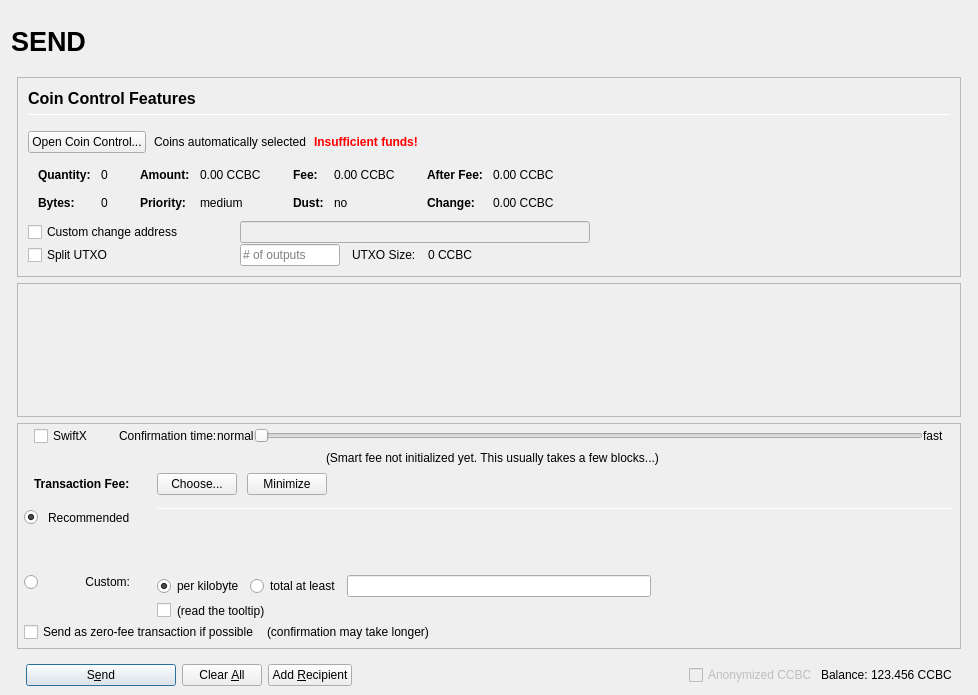
Above: src/qt/forms/sendcoinsdialog.ui from CryptoCashBack-Hub/smrtc before the change. Below: the same form after it.
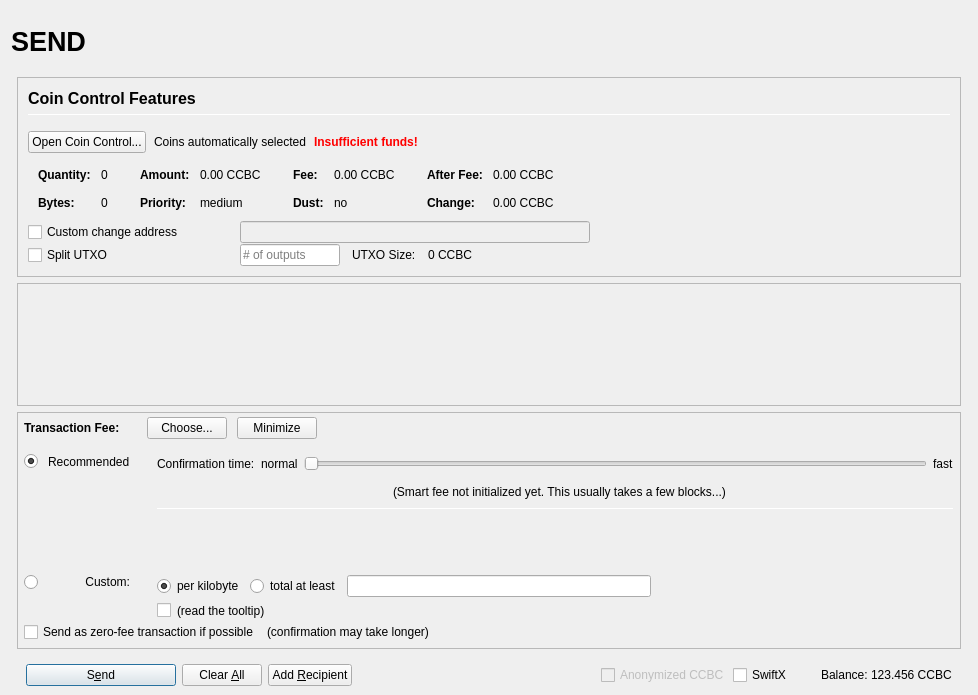
That is the form after the change. Icons and pictures are not drawn. Custom widgets are drawn as their Qt base class.

Diff of the .ui file:
```diff
--- a/src/qt/forms/sendcoinsdialog.ui
+++ b/src/qt/forms/sendcoinsdialog.ui
@@ -898,7 +898,7 @@
              <x>0</x>
              <y>0</y>
              <width>944</width>
-             <height>69</height>
+             <height>68</height>
             </rect>
            </property>
            <layout class="QVBoxLayout" name="verticalLayout_2" stretch="0,1">
@@ -975,7 +975,7 @@
             <number>0</number>
            </property>
            <item>
-            <layout class="QVBoxLayout" name="verticalLayoutFee2" stretch="0,0,0,0">
+            <layout class="QVBoxLayout" name="verticalLayoutFee2" stretch="0,0,0">
              <property name="spacing">
               <number>0</number>
              </property>
@@ -988,179 +988,8 @@
              <property name="rightMargin">
               <number>6</number>
              </property>
-             <item>
-              <layout class="QVBoxLayout" name="verticalLayout_feeConf">
-               <property name="spacing">
-                <number>0</number>
-               </property>
-               <property name="leftMargin">
-                <number>10</number>
-               </property>
-               <property name="rightMargin">
-                <number>10</number>
-               </property>
-               <property name="bottomMargin">
-                <number>5</number>
-               </property>
-               <item>
-                <layout class="QHBoxLayout" name="horizontalLayoutFee9">
-                 <item>
-                  <widget class="QCheckBox" name="checkSwiftTX">
-                   <property name="enabled">
-                    <bool>true</bool>
-                   </property>
-                   <property name="minimumSize">
-                    <size>
-                     <width>85</width>
-                     <height>0</height>
-                    </size>
-                   </property>
-                   <property name="toolTip">
-                    <string>SwiftX technology allows for near instant transactions - A flat fee of 0.01 CCBC applies</string>
-                   </property>
-                   <property name="text">
-                    <string>SwiftX</string>
-                   </property>
-                  </widget>
-                 </item>
-                 <item>
-                  <widget class="QLabel" name="labelSmartFee3">
-                   <property name="text">
-                    <string>Confirmation time:</string>
-                   </property>
-                   <property name="margin">
-                    <number>2</number>
-                   </property>
-                  </widget>
-                 </item>
-                 <item>
-                  <widget class="QLabel" name="labelSmartFeeNormal">
-                   <property name="text">
-                    <string>normal</string>
-                   </property>
-                   <property name="margin">
-                    <number>8</number>
-                   </property>
-                  </widget>
-                 </item>
-                 <item>
-                  <widget class="QSlider" name="sliderSmartFee">
-                   <property name="minimumSize">
-                    <size>
-                     <width>0</width>
-                     <height>24</height>
-                    </size>
-                   </property>
-                   <property name="minimum">
-                    <number>0</number>
-                   </property>
-                   <property name="maximum">
-                    <number>24</number>
-                   </property>
-                   <property name="pageStep">
-                    <number>1</number>
-                   </property>
-                   <property name="value">
-                    <number>0</number>
-                   </property>
-                   <property name="orientation">
-                    <enum>Qt::Horizontal</enum>
-                   </property>
-                   <property name="invertedAppearance">
-                    <bool>false</bool>
-                   </property>
-                   <property name="invertedControls">
-                    <bool>false</bool>
-                   </property>
-                   <property name="tickPosition">
-                    <enum>QSlider::NoTicks</enum>
-                   </property>
-                  </widget>
-                 </item>
-                 <item>
-                  <widget class="QLabel" name="labelSmartFeeFast">
-                   <property name="text">
-                    <string>fast</string>
-                   </property>
-                   <property name="margin">
-                    <number>8</number>
-                   </property>
-                  </widget>
-                 </item>
-                </layout>
-               </item>
-               <item>
-                <layout class="QHBoxLayout" name="horizontalLayout_recommended_texts">
-                 <property name="spacing">
-                  <number>0</number>
-                 </property>
-                 <item>
-                  <spacer name="horizontalSpacer_8">
-                   <property name="orientation">
-                    <enum>Qt::Horizontal</enum>
-                   </property>
-                   <property name="sizeHint" stdset="0">
-                    <size>
-                     <width>40</width>
-                     <height>20</height>
-                    </size>
-                   </property>
-                  </spacer>
-                 </item>
-                 <item>
-                  <widget class="QLabel" name="labelFeeEstimation">
-                   <property name="text">
-                    <string/>
-                   </property>
-                   <property name="margin">
-                    <number>2</number>
-                   </property>
-                  </widget>
-                 </item>
-                 <item>
-                  <widget class="QLabel" name="labelSmartFee2">
-                   <property name="text">
-                    <string>(Smart fee not initialized yet. This usually takes a few blocks...)</string>
-                   </property>
-                   <property name="alignment">
-                    <set>Qt::AlignLeading|Qt::AlignLeft|Qt::AlignVCenter</set>
-                   </property>
-                   <property name="wordWrap">
-                    <bool>false</bool>
-                   </property>
-                   <property name="margin">
-                    <number>2</number>
-                   </property>
-                   <property name="indent">
-                    <number>-1</number>
-                   </property>
-                  </widget>
-                 </item>
-                 <item>
-                  <spacer name="horizontalSpacer_3">
-                   <property name="orientation">
-                    <enum>Qt::Horizontal</enum>
-                   </property>
-                   <property name="sizeHint" stdset="0">
-                    <size>
-                     <width>40</width>
-                     <height>20</height>
-                    </size>
-                   </property>
-                  </spacer>
-                 </item>
-                </layout>
-               </item>
-              </layout>
-             </item>
              <item>
               <layout class="QHBoxLayout" name="horizontalLayoutFee1">
-               <property name="leftMargin">
-                <number>10</number>
-               </property>
-               <property name="rightMargin">
-                <number>10</number>
-               </property>
                <property name="bottomMargin">
                 <number>0</number>
                </property>
@@ -1169,6 +998,22 @@
                  <property name="spacing">
                   <number>0</number>
                  </property>
+                 <item>
+                  <spacer name="verticalSpacerSmartFee">
+                   <property name="orientation">
+                    <enum>Qt::Vertical</enum>
+                   </property>
+                   <property name="sizeType">
+                    <enum>QSizePolicy::Fixed</enum>
+                   </property>
+                   <property name="sizeHint" stdset="0">
+                    <size>
+                     <width>1</width>
+                     <height>4</height>
+                    </size>
+                   </property>
+                  </spacer>
+                 </item>
                  <item>
                   <layout class="QHBoxLayout" name="horizontalLayoutSmartFee">
                    <property name="spacing">
@@ -1468,7 +1313,7 @@
                    </widget>
                   </item>
                   <item row="0" column="4" rowspan="3">
-                   <layout class="QVBoxLayout" name="verticalLayoutFee3" stretch="0,0,0,0">
+                   <layout class="QVBoxLayout" name="verticalLayoutFee3" stretch="0,0,0,0,1,0">
                     <property name="spacing">
                      <number>6</number>
                     </property>
@@ -1478,6 +1323,133 @@
                     <property name="bottomMargin">
                      <number>20</number>
                     </property>
+                    <item>
+                     <layout class="QHBoxLayout" name="horizontalLayoutFee9">
+                      <item>
+                       <widget class="QLabel" name="labelSmartFee3">
+                        <property name="text">
+                         <string>Confirmation time:</string>
+                        </property>
+                        <property name="margin">
+                         <number>2</number>
+                        </property>
+                       </widget>
+                      </item>
+                      <item>
+                       <widget class="QLabel" name="labelSmartFeeNormal">
+                        <property name="text">
+                         <string>normal</string>
+                        </property>
+                        <property name="margin">
+                         <number>2</number>
+                        </property>
+                       </widget>
+                      </item>
+                      <item>
+                       <widget class="QSlider" name="sliderSmartFee">
+                        <property name="minimumSize">
+                         <size>
+                          <width>0</width>
+                          <height>24</height>
+                         </size>
+                        </property>
+                        <property name="minimum">
+                         <number>0</number>
+                        </property>
+                        <property name="maximum">
+                         <number>24</number>
+                        </property>
+                        <property name="pageStep">
+                         <number>1</number>
+                        </property>
+                        <property name="value">
+                         <number>0</number>
+                        </property>
+                        <property name="orientation">
+                         <enum>Qt::Horizontal</enum>
+                        </property>
+                        <property name="invertedAppearance">
+                         <bool>false</bool>
+                        </property>
+                        <property name="invertedControls">
+                         <bool>false</bool>
+                        </property>
+                        <property name="tickPosition">
+                         <enum>QSlider::NoTicks</enum>
+                        </property>
+                       </widget>
+                      </item>
+                      <item>
+                       <widget class="QLabel" name="labelSmartFeeFast">
+                        <property name="text">
+                         <string>fast</string>
+                        </property>
+                       </widget>
+                      </item>
+                     </layout>
+                    </item>
+                    <item>
+                     <layout class="QHBoxLayout" name="horizontalLayout_recommended_texts">
+                      <property name="spacing">
+                       <number>0</number>
+                      </property>
+                      <item>
+                       <spacer name="horizontalSpacer_8">
+                        <property name="orientation">
+                         <enum>Qt::Horizontal</enum>
+                        </property>
+                        <property name="sizeHint" stdset="0">
+                         <size>
+                          <width>40</width>
+                          <height>20</height>
+                         </size>
+                        </property>
+                       </spacer>
+                      </item>
+                      <item>
+                       <widget class="QLabel" name="labelFeeEstimation">
+                        <property name="text">
+                         <string/>
+                        </property>
+                        <property name="margin">
+                         <number>2</number>
+                        </property>
+                       </widget>
+                      </item>
+                      <item>
+                       <widget class="QLabel" name="labelSmartFee2">
+                        <property name="text">
+                         <string>(Smart fee not initialized yet. This usually takes a few blocks...)</string>
+                        </property>
+                        <property name="alignment">
+                         <set>Qt::AlignLeading|Qt::AlignLeft|Qt::AlignVCenter</set>
+                        </property>
+                        <property name="wordWrap">
+                         <bool>false</bool>
+                        </property>
+                        <property name="margin">
+                         <number>2</number>
+                        </property>
+                        <property name="indent">
+                         <number>-1</number>
+                        </property>
+                       </widget>
+                      </item>
+                      <item>
+                       <spacer name="horizontalSpacer_3">
+                        <property name="orientation">
+                         <enum>Qt::Horizontal</enum>
+                        </property>
+                        <property name="sizeHint" stdset="0">
+                         <size>
+                          <width>40</width>
+                          <height>20</height>
+                         </size>
+                        </property>
+                       </spacer>
+                      </item>
+                     </layout>
+                    </item>
                     <item>
                      <widget class="Line" name="line_2">
                       <property name="minimumSize">
@@ -1718,6 +1690,22 @@
                </property>
               </widget>
              </item>
+             <item>
+              <widget class="QCheckBox" name="checkSwiftTX">
+               <property name="enabled">
+                <bool>true</bool>
+               </property>
+               <property name="minimumSize">
+                <size>
+                 <width>85</width>
+                 <height>0</height>
+                </size>
+               </property>
+               <property name="text">
+                <string>SwiftX</string>
+               </property>
+              </widget>
+             </item>
              <item>
               <widget class="QLabel" name="label">
                <property name="text">
```
Left out of the diff: 46 changed lines with no effect on the pictures.
